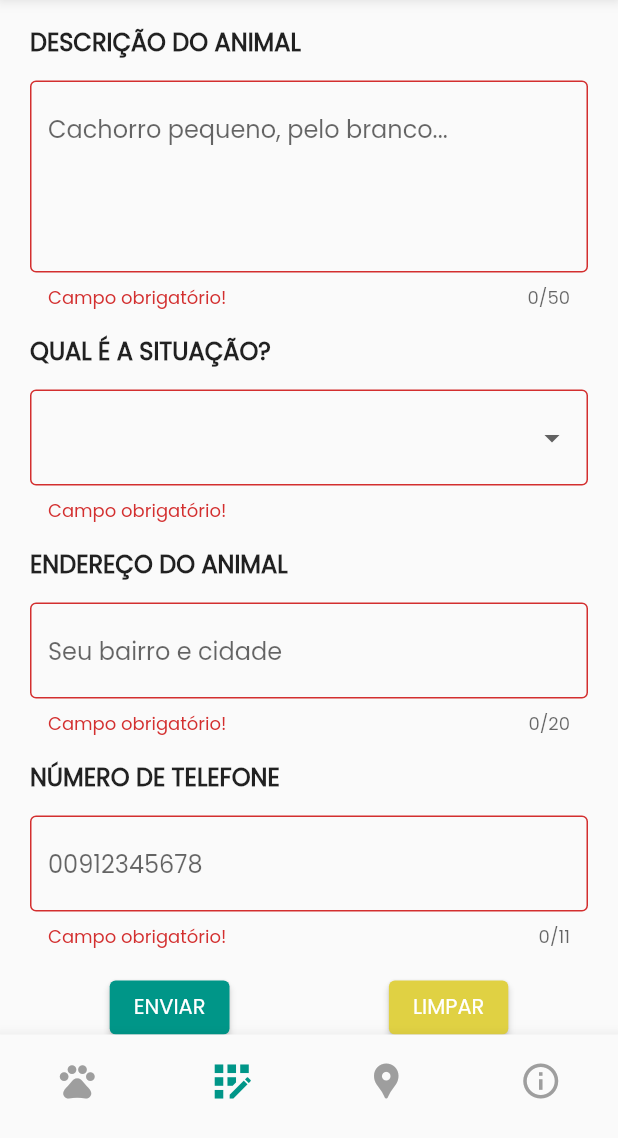
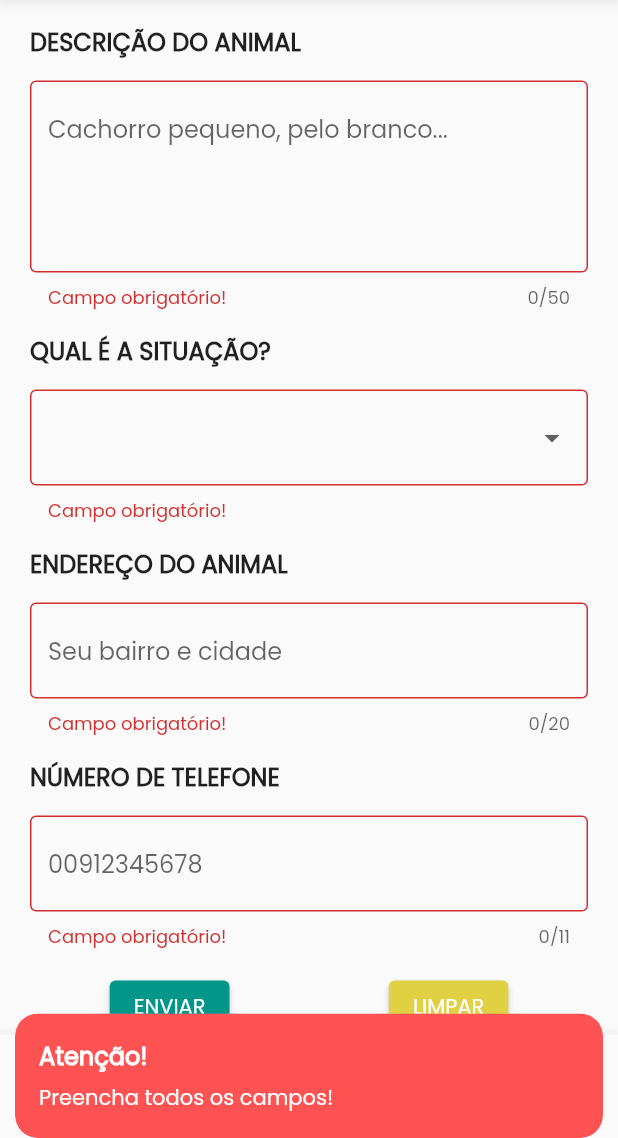
Before and after one commit to KalifyInc/flutter-findyourpet, a Flutter app: the screen it shows after launch, item 2 of the bottom bar chosen, scrolled down 284 dp, after a tap on "ENVIAR", on a phone screen of 412 x 824 dp, the part 98-1236 px from its top. Run offline on Flutter 3.47's test engine with Material 2 defaults, Android fonts, the phone set to English and light mode, and no system bars; our stand-ins replace cloud_firestore, connectivity_plus, firebase_core, firebase_storage, font_awesome_flutter, get and 1 more; missing offline and left inert: form_builder_image_picker, syncfusion_flutter_maps; accounts and stored records are empty.

Commit message:
refactor: refactor code

```diff
--- a/lib/app/controller/whatsapp_controller.dart
+++ b/lib/app/controller/whatsapp_controller.dart
@@ -14,7 +14,7 @@ class WhatsAppController extends GetxController {
     if (await canLaunchUrl(whatsappURL)) {
       await launchUrl(whatsappURL, mode: LaunchMode.externalApplication);
     } else {
-      Get.snackbar('Error', '',
+      Get.snackbar('Erro!', 'Tente novamente mais tarde!',
           snackPosition: SnackPosition.BOTTOM,
           backgroundColor: Colors.redAccent,
           colorText: Colors.white);
--- a/lib/app/repository/pet_repository.dart
+++ b/lib/app/repository/pet_repository.dart
@@ -16,7 +16,7 @@ class PetRepository extends GetxController {
     await _db
         .collection('pets')
         .add(pet.toMap())
-        .then((value) => Get.snackbar('Waiting', 'Carregando...',
+        .then((value) => Get.snackbar('Espere um momento', 'Carregando...',
             snackPosition: SnackPosition.BOTTOM,
             backgroundColor: const Color.fromARGB(255, 223, 223, 26),
             colorText: Colors.white))
@@ -25,7 +25,7 @@ class PetRepository extends GetxController {
             backgroundColor: Colors.green,
             colorText: Colors.white))
         .catchError((error, stackTrace) {
-      Get.snackbar('Error', 'Tente novamente!',
+      Get.snackbar('Erro!', 'Tente novamente mais tarde!',
           snackPosition: SnackPosition.BOTTOM,
           backgroundColor: Colors.redAccent,
           colorText: Colors.white);
--- a/lib/app/view/pages/maps_page.dart
+++ b/lib/app/view/pages/maps_page.dart
@@ -33,7 +33,7 @@ class _MapsPageState extends State<MapsPage> {
           centerTitle: true,
         ),
         body: SingleChildScrollView(
-            child: Container(
+            child: SizedBox(
           width: MediaQuery.of(context).size.width.roundToDouble(),
           height: MediaQuery.of(context).size.height.roundToDouble(),
           child: const MapWidget(),
--- a/lib/app/view/widgets/form_widget.dart
+++ b/lib/app/view/widgets/form_widget.dart
@@ -132,6 +132,11 @@ class _FormWidgetState extends State<FormWidget> {
 
                     // If the form is valid,save the information in a database.
                     controller.submitForm();
+                  } else {
+                    Get.snackbar('Atenção!', 'Preencha todos os campos!',
+                        snackPosition: SnackPosition.BOTTOM,
+                        backgroundColor: Colors.redAccent,
+                        colorText: Colors.white);
                   }
                 },
                 child: const Text('ENVIAR'),
```
